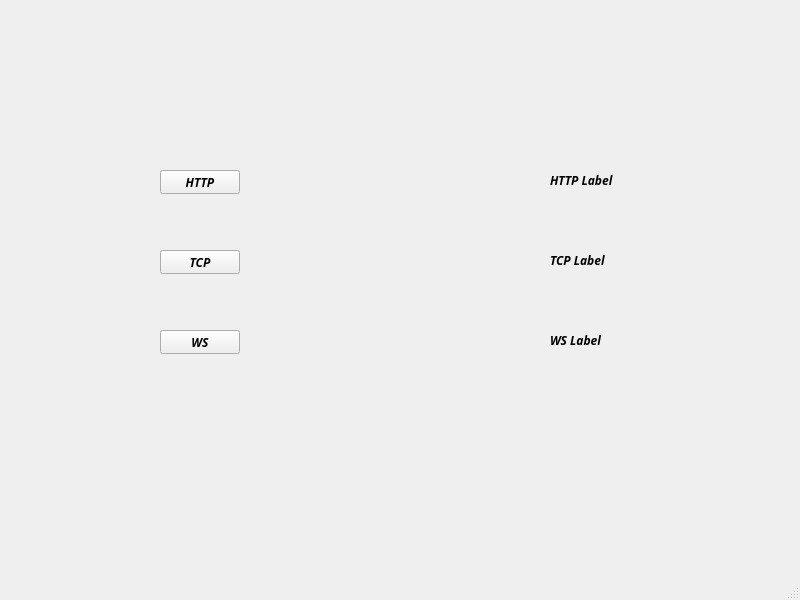
Above: mainwindow.ui from yukselozt/Qt-Hackerrank-Sum-vs-XOR-C- before the change. Below: the same form after it.
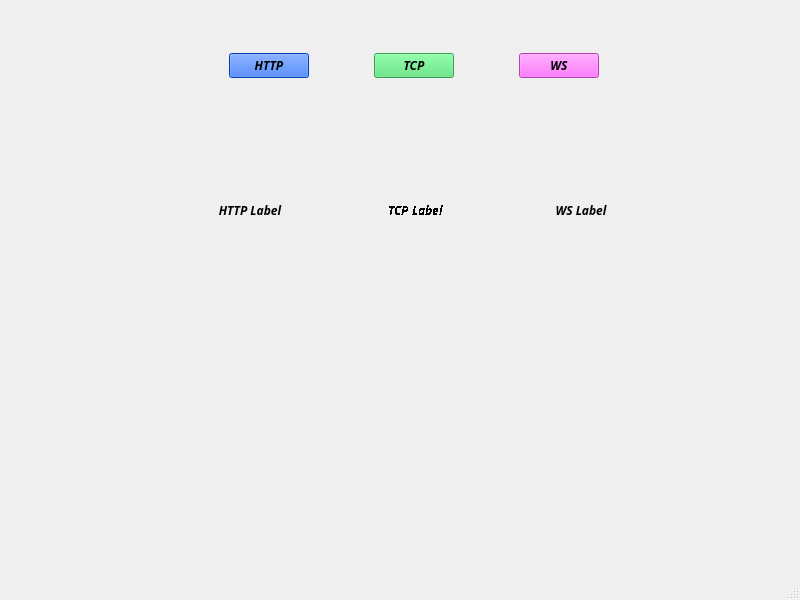
That is the form after the change.

What changed in the file:
```diff
--- a/mainwindow.ui
+++ b/mainwindow.ui
@@ -12,8 +12,8 @@
   </property>
   <property name="minimumSize">
    <size>
-    <width>0</width>
-    <height>0</height>
+    <width>800</width>
+    <height>600</height>
    </size>
   </property>
   <property name="maximumSize">
@@ -75,86 +75,241 @@
    <string>MainWindow</string>
   </property>
   <widget class="QWidget" name="centralwidget">
-   <widget class="QPushButton" name="httpButton">
+   <widget class="QWidget" name="horizontalLayoutWidget">
     <property name="geometry">
      <rect>
-      <x>160</x>
-      <y>170</y>
-      <width>80</width>
-      <height>24</height>
+      <x>170</x>
+      <y>20</y>
+      <width>491</width>
+      <height>91</height>
      </rect>
     </property>
-    <property name="cursor">
-     <cursorShape>CrossCursor</cursorShape>
-    </property>
-    <property name="text">
-     <string>HTTP</string>
-    </property>
+    <layout class="QHBoxLayout" name="horizontalLayout">
+     <item>
+      <widget class="QPushButton" name="httpButton">
+       <property name="enabled">
+        <bool>true</bool>
+       </property>
+       <property name="sizePolicy">
+        <sizepolicy hsizetype="Fixed" vsizetype="Fixed">
+         <horstretch>50</horstretch>
+         <verstretch>0</verstretch>
+        </sizepolicy>
+       </property>
+       <property name="palette">
+        <palette>
+         <active>
+          <colorrole role="Button">
+           <brush brushstyle="SolidPattern">
+            <color alpha="255">
+             <red>0</red>
+             <green>85</green>
+             <blue>255</blue>
+            </color>
+           </brush>
+          </colorrole>
+          <colorrole role="Base">
+           <brush brushstyle="SolidPattern">
+            <color alpha="255">
+             <red>0</red>
+             <green>85</green>
+             <blue>255</blue>
+            </color>
+           </brush>
+          </colorrole>
+          <colorrole role="Window">
+           <brush brushstyle="SolidPattern">
+            <color alpha="255">
+             <red>0</red>
+             <green>85</green>
+             <blue>255</blue>
+            </color>
+           </brush>
+          </colorrole>
+          <colorrole role="LinkVisited">
+           <brush brushstyle="SolidPattern">
+            <color alpha="255">
+             <red>255</red>
+             <green>21</green>
+             <blue>25</blue>
+            </color>
+           </brush>
+          </colorrole>
+         </active>
+         <inactive>
+          <colorrole role="Button">
+           <brush brushstyle="SolidPattern">
+            <color alpha="255">
+             <red>0</red>
+             <green>85</green>
+             <blue>255</blue>
+            </color>
+           </brush>
+          </colorrole>
+          <colorrole role="Base">
+           <brush brushstyle="SolidPattern">
+            <color alpha="255">
+             <red>0</red>
+             <green>85</green>
+             <blue>255</blue>
+            </color>
+           </brush>
+          </colorrole>
+          <colorrole role="Window">
+           <brush brushstyle="SolidPattern">
+            <color alpha="255">
+             <red>0</red>
+             <green>85</green>
+             <blue>255</blue>
+            </color>
+           </brush>
+          </colorrole>
+          <colorrole role="LinkVisited">
+           <brush brushstyle="SolidPattern">
+            <color alpha="255">
+             <red>165</red>
+             <green>122</green>
+             <blue>255</blue>
+            </color>
+           </brush>
+          </colorrole>
+         </inactive>
+         <disabled>
+          <colorrole role="Button">
+           <brush brushstyle="SolidPattern">
+            <color alpha="255">
+             <red>0</red>
+             <green>85</green>
+             <blue>255</blue>
+            </color>
+           </brush>
+          </colorrole>
+          <colorrole role="Base">
+           <brush brushstyle="SolidPattern">
+            <color alpha="255">
+             <red>0</red>
+             <green>85</green>
+             <blue>255</blue>
+            </color>
+           </brush>
+          </colorrole>
+          <colorrole role="Window">
+           <brush brushstyle="SolidPattern">
+            <color alpha="255">
+             <red>0</red>
+             <green>85</green>
+             <blue>255</blue>
+            </color>
+           </brush>
+          </colorrole>
+          <colorrole role="LinkVisited">
+           <brush brushstyle="SolidPattern">
+            <color alpha="255">
+             <red>165</red>
+             <green>122</green>
+             <blue>255</blue>
+            </color>
+           </brush>
+          </colorrole>
+         </disabled>
+        </palette>
+       </property>
+       <property name="cursor">
+        <cursorShape>ArrowCursor</cursorShape>
+       </property>
+       <property name="styleSheet">
+        <string notr="true">background-color:rgb(0, 85, 255)</string>
+       </property>
+       <property name="text">
+        <string>HTTP</string>
+       </property>
+      </widget>
+     </item>
+     <item>
+      <widget class="QPushButton" name="tcpButton">
+       <property name="sizePolicy">
+        <sizepolicy hsizetype="Fixed" vsizetype="Fixed">
+         <horstretch>0</horstretch>
+         <verstretch>0</verstretch>
+        </sizepolicy>
+       </property>
+       <property name="styleSheet">
+        <string notr="true">background-color:rgb(74, 223, 109)</string>
+       </property>
+       <property name="text">
+        <string>TCP</string>
+       </property>
+      </widget>
+     </item>
+     <item>
+      <widget class="QPushButton" name="wsButton">
+       <property name="sizePolicy">
+        <sizepolicy hsizetype="Fixed" vsizetype="Fixed">
+         <horstretch>0</horstretch>
+         <verstretch>0</verstretch>
+        </sizepolicy>
+       </property>
+       <property name="styleSheet">
+        <string notr="true">background-color:rgb(255, 85, 255)</string>
+       </property>
+       <property name="text">
+        <string>WS</string>
+       </property>
+      </widget>
+     </item>
+    </layout>
    </widget>
-   <widget class="QPushButton" name="tcpButton">
+   <widget class="QWidget" name="horizontalLayoutWidget_2">
     <property name="geometry">
      <rect>
-      <x>160</x>
-      <y>250</y>
-      <width>80</width>
-      <height>24</height>
+      <x>170</x>
+      <y>110</y>
+      <width>491</width>
+      <height>201</height>
      </rect>
     </property>
-    <property name="text">
-     <string>TCP</string>
-    </property>
-   </widget>
-   <widget class="QPushButton" name="wsButton">
-    <property name="geometry">
-     <rect>
-      <x>160</x>
-      <y>330</y>
-      <width>80</width>
-      <height>24</height>
-     </rect>
-    </property>
-    <property name="text">
-     <string>WS</string>
-    </property>
-   </widget>
-   <widget class="QLabel" name="httpLabel">
-    <property name="geometry">
-     <rect>
-      <x>550</x>
-      <y>150</y>
-      <width>111</width>
-      <height>61</height>
-     </rect>
-    </property>
-    <property name="text">
-     <string>HTTP Label</string>
-    </property>
-   </widget>
-   <widget class="QLabel" name="tcpLabel">
-    <property name="geometry">
-     <rect>
-      <x>550</x>
-      <y>230</y>
-      <width>111</width>
-      <height>61</height>
-     </rect>
-    </property>
-    <property name="text">
-     <string>TCP Label</string>
-    </property>
-   </widget>
-   <widget class="QLabel" name="wsLabel">
-    <property name="geometry">
-     <rect>
-      <x>550</x>
-      <y>310</y>
-      <width>111</width>
-      <height>61</height>
-     </rect>
-    </property>
-    <property name="text">
-     <string>WS Label</string>
-    </property>
+    <layout class="QHBoxLayout" name="horizontalLayout_2">
+     <item>
+      <widget class="QLabel" name="httpLabel">
+       <property name="text">
+        <string>HTTP Label</string>
+       </property>
+       <property name="alignment">
+        <set>Qt::AlignCenter</set>
+       </property>
+      </widget>
+     </item>
+     <item>
+      <widget class="QLabel" name="tcpLabel">
+       <property name="font">
+        <font>
+         <family>Titillium Web</family>
+         <italic>true</italic>
+         <bold>true</bold>
+         <strikeout>false</strikeout>
+         <stylestrategy>NoAntialias</stylestrategy>
+         <kerning>true</kerning>
+        </font>
+       </property>
+       <property name="text">
+        <string>TCP Label</string>
+       </property>
+       <property name="alignment">
+        <set>Qt::AlignCenter</set>
+       </property>
+      </widget>
+     </item>
+     <item>
+      <widget class="QLabel" name="wsLabel">
+       <property name="text">
+        <string>WS Label</string>
+       </property>
+       <property name="alignment">
+        <set>Qt::AlignCenter</set>
+       </property>
+      </widget>
+     </item>
+    </layout>
    </widget>
   </widget>
   <widget class="QMenuBar" name="menubar">
```
